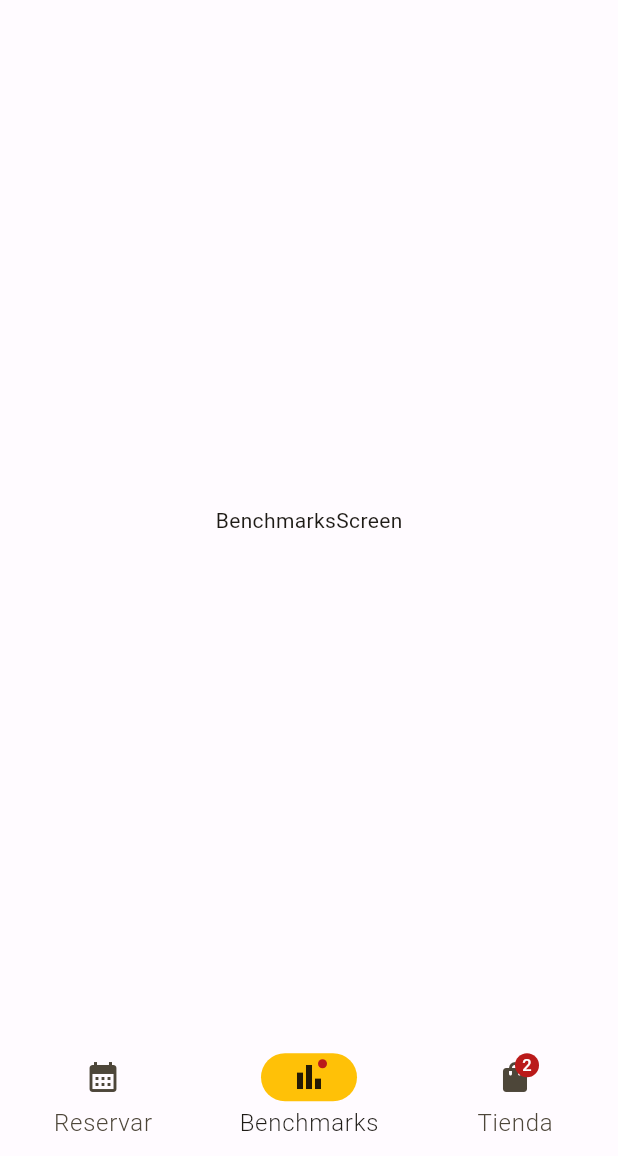
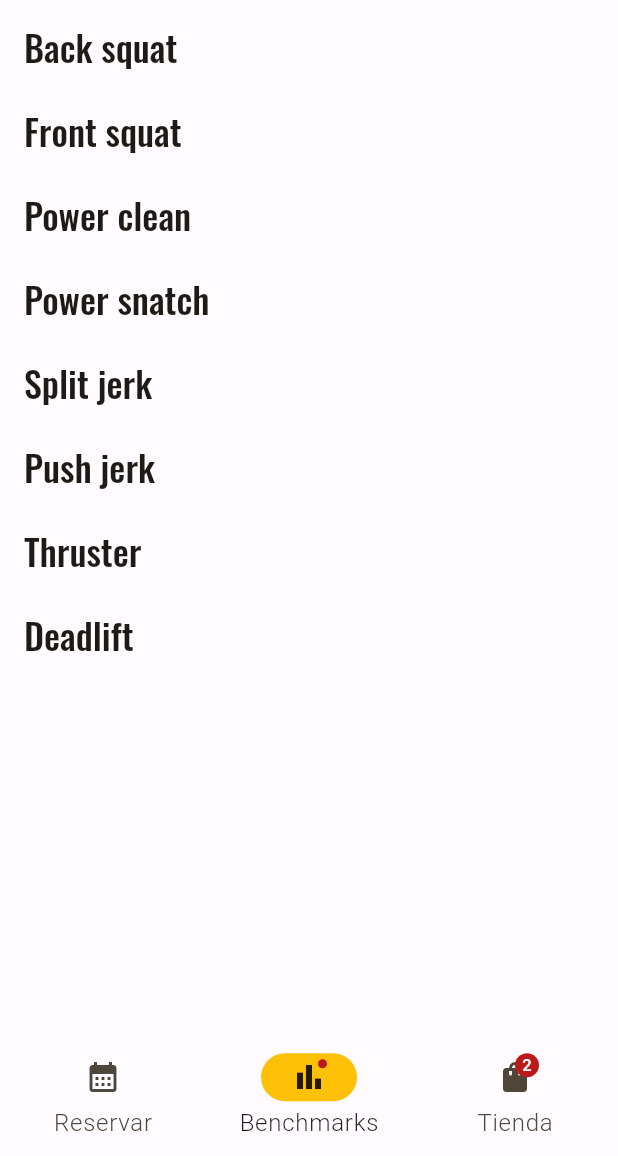
Before and after one commit to pabloreina97/crossfit_test, a Flutter app: the screen it shows after launch, item 2 of the bottom bar chosen, on a phone screen of 412 x 824 dp, the part 80-1236 px from its top. Run offline on Flutter 3.47's test engine with Material 3 defaults, Android fonts, the phone set to English and light mode, and no system bars; our stand-ins replace google_fonts, table_calendar; network calls fail.

Commit message:
Diseñar pantalla benchmark

```diff
--- a/lib/benchmarks_screen.dart
+++ b/lib/benchmarks_screen.dart
@@ -6,10 +6,32 @@ class BenchmarksScreen extends StatelessWidget {
   @override
   Widget build(BuildContext context) {
     return Scaffold(
-      //TODO: Aquí habría que incluir una lista de ejercicios: sentadilla, peso muerto, etc. Dentro de cada ejercicio, un historial de los pesos levantados en ese ejercicio con número de repes, fecha, etc.
-      body: Center(
-        child: Text('BenchmarksScreen'),
+      body: ListView(
+        children: [
+          BenchmarkTile(title: 'Back squat'),
+          BenchmarkTile(title: 'Front squat'),
+          BenchmarkTile(title: 'Power clean'),
+          BenchmarkTile(title: 'Power snatch'),
+          BenchmarkTile(title: 'Split jerk'),
+          BenchmarkTile(title: 'Push jerk'),
+          BenchmarkTile(title: 'Thruster'),
+          BenchmarkTile(title: 'Deadlift'),
+        ],
       ),
     );
   }
 }
+
+class BenchmarkTile extends StatelessWidget {
+  final String title;
+
+  const BenchmarkTile({super.key, required this.title});
+
+  @override
+  Widget build(BuildContext context) {
+    return ListTile(
+      title: Text(title, style: Theme.of(context).textTheme.headlineSmall),
+      onTap: () => Navigator.of(context).pushNamed('/benchmark_detail', arguments: title),
+    );
+  }
+}
--- a/lib/main.dart
+++ b/lib/main.dart
@@ -7,6 +7,7 @@ import 'package:crossfit_test/clase_detail_screen.dart';
 import 'package:crossfit_test/home_screen.dart';
 import 'package:crossfit_test/profile_screen.dart';
 import 'package:crossfit_test/reservas_screen.dart';
+import 'package:crossfit_test/theme/benchmark_detail_screen.dart';
 import 'package:flutter/material.dart';
 import 'package:intl/date_symbol_data_local.dart';
 
@@ -28,6 +29,7 @@ class MainApp extends StatelessWidget {
           '/clase_detail': (context) => ClaseDetailScreen(),
           '/edit_profile': (context) => UpdateProfileScreen(),
           '/benchmarks': (context) => BenchmarksScreen(),
+          '/benchmark_detail': (context) => BenchmarkDetailScreen(),
           '/reservas': (context) => ReservasScreen(),
           '/profile': (context) => ProfileScreen(),
           '/ajustes': (context) => AjustesScreen(),
```
Also changed, not shown: lib/theme/benchmark_detail_screen.dart (added, +62 -0 lines).
